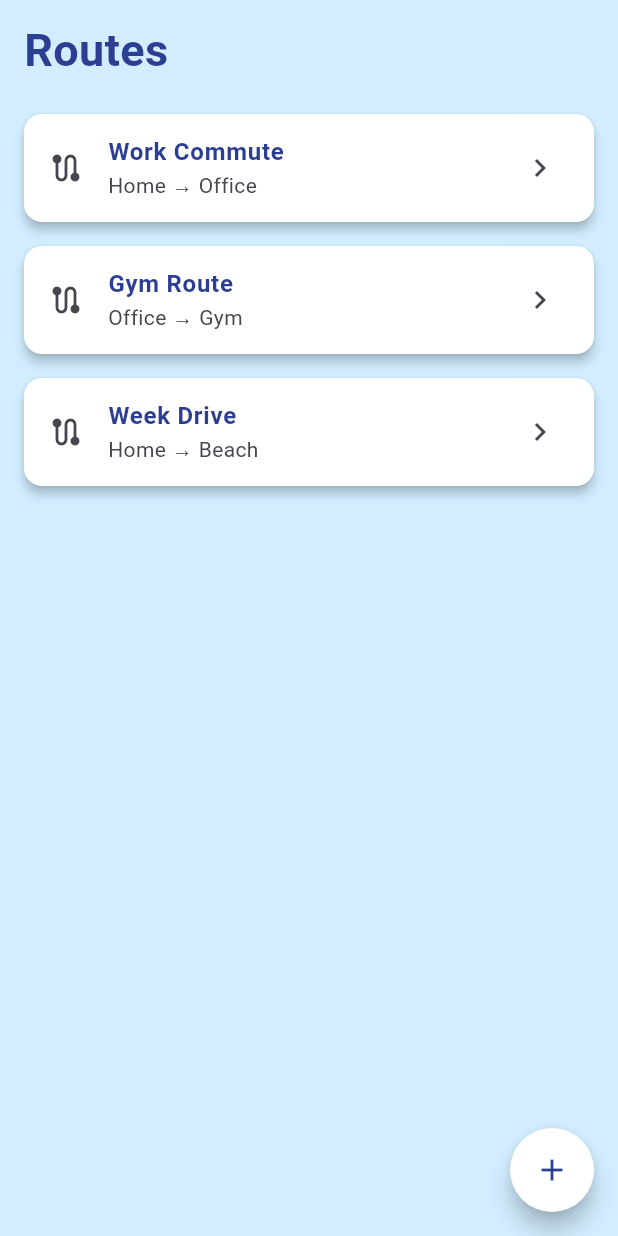
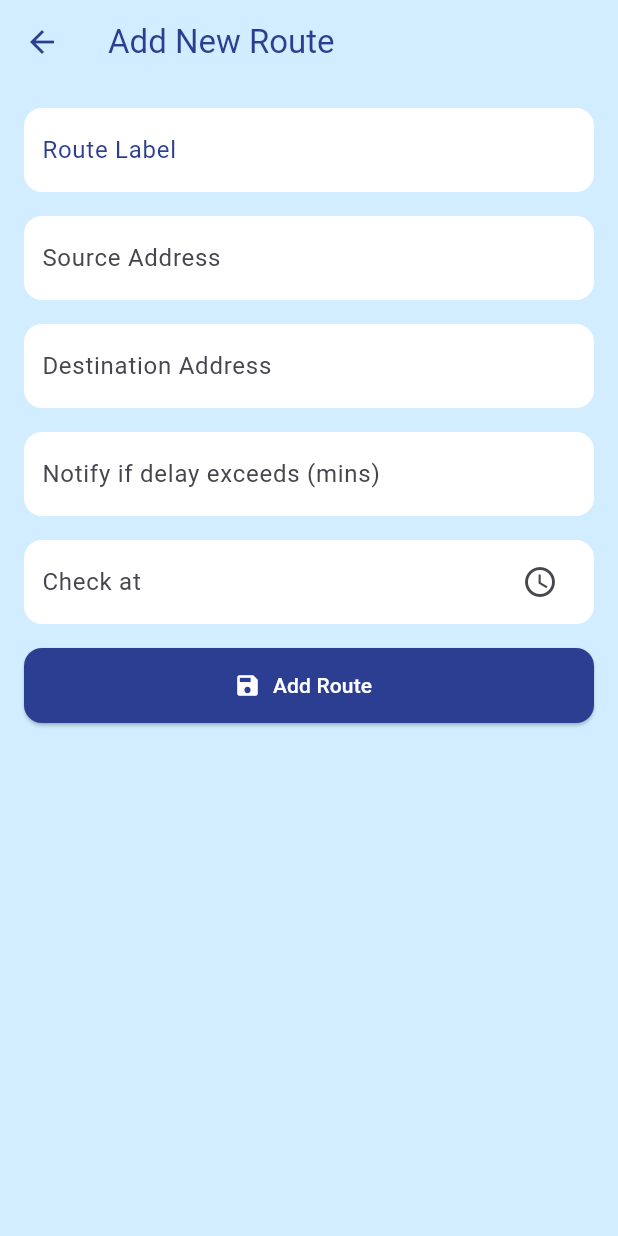
Before and after one commit to alexgantony/traffic_notifier, a Flutter app: the screen it shows after launch, after a tap on the "add" icon, on a phone screen of 412 x 824 dp. Run offline on Flutter 3.47's test engine with Material 3 defaults, Android fonts, the light colour scheme and no system bars.

Commit message:
feat: add new route screen and link to FAB on home screen

```diff
--- /dev/null
+++ b/frontend/lib/screens/add_route_screen.dart
@@ -0,0 +1,273 @@
+import 'package:flutter/material.dart';
+import 'package:frontend/models/route_info.dart';
+import 'package:frontend/theme/app_color_scheme.dart';
+
+class AddRouteScreen extends StatefulWidget {
+  const AddRouteScreen({super.key});
+
+  @override
+  State<AddRouteScreen> createState() => _AddRouteScreen();
+}
+
+class _AddRouteScreen extends State<AddRouteScreen> {
+  late TextEditingController labelController;
+  late TextEditingController sourceController;
+  late TextEditingController destinationController;
+  late TextEditingController delayController;
+  TimeOfDay? selectedTime;
+
+  final _formKey = GlobalKey<FormState>();
+
+  @override
+  void initState() {
+    super.initState();
+    labelController = TextEditingController();
+    sourceController = TextEditingController();
+    destinationController = TextEditingController();
+    delayController = TextEditingController();
+    selectedTime = null;
+  }
+
+  @override
+  void dispose() {
+    labelController.dispose();
+    sourceController.dispose();
+    destinationController.dispose();
+    delayController.dispose();
+    super.dispose();
+  }
+
+  @override
+  Widget build(BuildContext context) {
+    return Scaffold(
+      appBar: AppBar(
+        backgroundColor: AppColors.background,
+        elevation: 0,
+        iconTheme: IconThemeData(color: AppColors.heading),
+        title: Text(
+          'Add New Route',
+          style: TextStyle(color: AppColors.heading),
+        ),
+      ),
+      backgroundColor: AppColors.background,
+      body: Padding(
+        padding: const EdgeInsets.all(16.0),
+        child: Form(
+          key: _formKey,
+          child: Column(
+            crossAxisAlignment: CrossAxisAlignment.start,
+            children: [
+              // Route Label
+              Container(
+                decoration: BoxDecoration(
+                  color: AppColors.card,
+                  borderRadius: BorderRadius.circular(12),
+                ),
+                child: Padding(
+                  padding: const EdgeInsets.symmetric(horizontal: 12),
+                  child: TextFormField(
+                    controller: labelController,
+                    decoration: const InputDecoration(
+                      labelText: 'Route Label',
+                      labelStyle: TextStyle(color: AppColors.heading),
+                      border: InputBorder.none,
+                    ),
+                    validator: (value) {
+                      if (value == null || value.isEmpty) {
+                        return 'Please enter route label';
+                      }
+                      return null;
+                    },
+                  ),
+                ),
+              ),
+              const SizedBox(height: 16),
+
+              // Source Address
+              Container(
+                decoration: BoxDecoration(
+                  color: AppColors.card,
+                  borderRadius: BorderRadius.circular(12),
+                ),
+                child: Padding(
+                  padding: const EdgeInsets.symmetric(horizontal: 12),
+                  child: TextFormField(
+                    controller: sourceController,
+                    decoration: const InputDecoration(
+                      labelText: 'Source Address',
+                      border: InputBorder.none,
+                    ),
+                    validator: (value) {
+                      if (value == null || value.isEmpty) {
+                        return 'Please enter source address';
+                      }
+                      return null;
+                    },
+                  ),
+                ),
+              ),
+              const SizedBox(height: 16),
+
+              // Destination Address
+              Container(
+                decoration: BoxDecoration(
+                  color: AppColors.card,
+                  borderRadius: BorderRadius.circular(12),
+                ),
+                child: Padding(
+                  padding: const EdgeInsets.symmetric(horizontal: 12),
+                  child: TextFormField(
+                    controller: destinationController,
+                    decoration: const InputDecoration(
+                      labelText: 'Destination Address',
+                      border: InputBorder.none,
+                    ),
+                    validator: (value) {
+                      if (value == null || value.isEmpty) {
+                        return 'Please enter destination address';
+                      }
+                      return null;
+                    },
+                  ),
+                ),
+              ),
+              const SizedBox(height: 16),
+
+              // Delay Threshold
+              Container(
+                decoration: BoxDecoration(
+                  color: AppColors.card,
+                  borderRadius: BorderRadius.circular(12),
+                ),
+                child: Padding(
+                  padding: const EdgeInsets.symmetric(horizontal: 12),
+                  child: TextFormField(
+                    controller: delayController,
+                    keyboardType: TextInputType.number,
+                    decoration: const InputDecoration(
+                      labelText: 'Notify if delay exceeds (mins)',
+                      border: InputBorder.none,
+                    ),
+                    validator: (value) {
+                      if (value == null || value.isEmpty) {
+                        return 'Please enter delay threshold';
+                      }
+                      final parsed = int.tryParse(value);
+                      if (parsed == null || parsed < 1) {
+                        return 'Enter a valid number greater than 0';
+                      }
+                      return null;
+                    },
+                  ),
+                ),
+              ),
+              const SizedBox(height: 16),
+
+              // Alert Time picker
+              GestureDetector(
+                onTap: () async {
+                  final TimeOfDay? picked = await showTimePicker(
+                    context: context,
+                    initialTime: selectedTime ?? TimeOfDay.now(),
+                    builder: (BuildContext context, Widget? child) {
+                      return Theme(
+                        data: Theme.of(context).copyWith(
+                          colorScheme: ColorScheme.light(
+                            primary: AppColors.heading,
+                            onPrimary: Colors.white,
+                            surface: AppColors.card,
+                            onSurface: AppColors.heading,
+                          ),
+                          dialogTheme: DialogThemeData(
+                            backgroundColor: AppColors.card,
+                            shape: RoundedRectangleBorder(
+                              borderRadius: BorderRadius.circular(16),
+                            ),
+                          ),
+                          textButtonTheme: TextButtonThemeData(
+                            style: TextButton.styleFrom(
+                              foregroundColor: AppColors.heading,
+                              textStyle: const TextStyle(
+                                fontWeight: FontWeight.bold,
+                              ),
+                            ),
+                          ),
+                        ),
+                        child: child!,
+                      );
+                    },
+                  );
+                  if (picked != null) {
+                    setState(() {
+                      selectedTime = picked;
+                    });
+                  }
+                },
+                child: Container(
+                  decoration: BoxDecoration(
+                    color: AppColors.card,
+                    borderRadius: BorderRadius.circular(12),
+                  ),
+                  child: Padding(
+                    padding: const EdgeInsets.symmetric(horizontal: 12),
+                    child: AbsorbPointer(
+                      child: TextFormField(
+                        decoration: InputDecoration(
+                          labelText: 'Check at',
+                          border: InputBorder.none,
+                          suffixIcon: Icon(Icons.access_time),
+                        ),
+                        controller: TextEditingController(
+                          text: selectedTime != null
+                              ? selectedTime!.format(context)
+                              : '',
+                        ),
+                      ),
+                    ),
+                  ),
+                ),
+              ),
+              const SizedBox(height: 16),
+
+              // Submit Button
+              SizedBox(
+                width: double.infinity,
+                child: ElevatedButton.icon(
+                  icon: const Icon(Icons.save),
+                  label: const Text('Add Route'),
+                  style: ElevatedButton.styleFrom(
+                    backgroundColor: AppColors.heading,
+                    foregroundColor: Colors.white,
+                    minimumSize: const Size.fromHeight(50),
+                    shape: RoundedRectangleBorder(
+                      borderRadius: BorderRadiusGeometry.circular(12),
+                    ),
+                  ),
+                  onPressed: () {
+                    if (_formKey.currentState!.validate()) {
+                      final newRoute = RouteDetailInfo(
+                        id: 0,
+                        routeLabel: labelController.text.trim(),
+                        sourceAddress: sourceController.text.trim(),
+                        destinationAddress: destinationController.text.trim(),
+                        delayThreshold: int.parse(delayController.text.trim()),
+                        alertTime: selectedTime,
+                      );
+                      Navigator.pop(context, newRoute);
+                      //   ScaffoldMessenger.of(context).showSnackBar(
+                      //     const SnackBar(
+                      //       content: Text('Route updated successfully'),
+                      //     ),
+                      //   );
+                      // }
+                    }
+                  },
+                ),
+              ),
+            ],
+          ),
+        ),
+      ),
+    );
+  }
+}
--- a/frontend/lib/screens/home_screen.dart
+++ b/frontend/lib/screens/home_screen.dart
@@ -2,6 +2,7 @@ import 'package:flutter/material.dart';
 import 'package:frontend/models/route_info.dart';
 import 'package:frontend/theme/app_color_scheme.dart';
 import 'package:frontend/screens/route_detail_screen.dart';
+import 'package:frontend/screens/add_route_screen.dart';
 
 class HomeScreen extends StatelessWidget {
   const HomeScreen({super.key});
@@ -72,8 +73,20 @@ class HomeScreen extends StatelessWidget {
           color: AppColors.heading,
           semanticLabel: 'Add a new route',
         ),
-        onPressed: () {
-          // Navigate to Add Route Screen
+        onPressed: () async {
+          final newRoute = await Navigator.push(
+            context,
+            MaterialPageRoute(builder: (_) => const AddRouteScreen()),
+          );
+
+          if (newRoute != null) {
+            // TODO: Backend - Append to route list
+            ScaffoldMessenger.of(context).showSnackBar(
+              SnackBar(
+                content: Text('New route \'${newRoute.routeLabel}\' added!'),
+              ),
+            );
+          }
         },
       ),
     );
```
